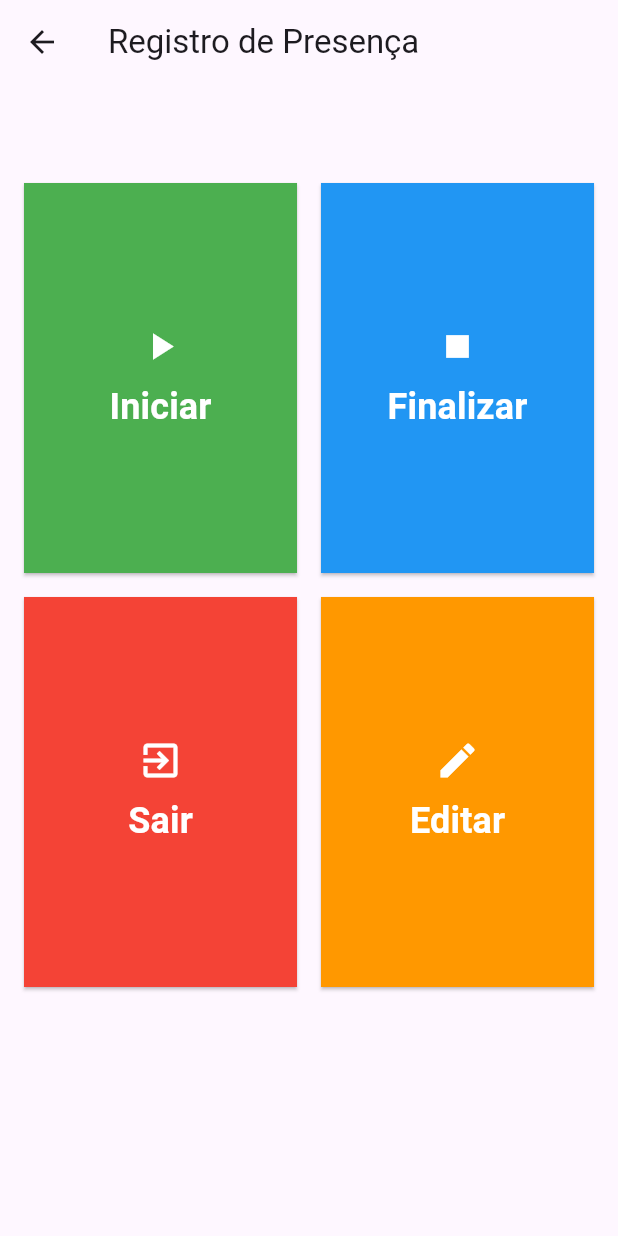
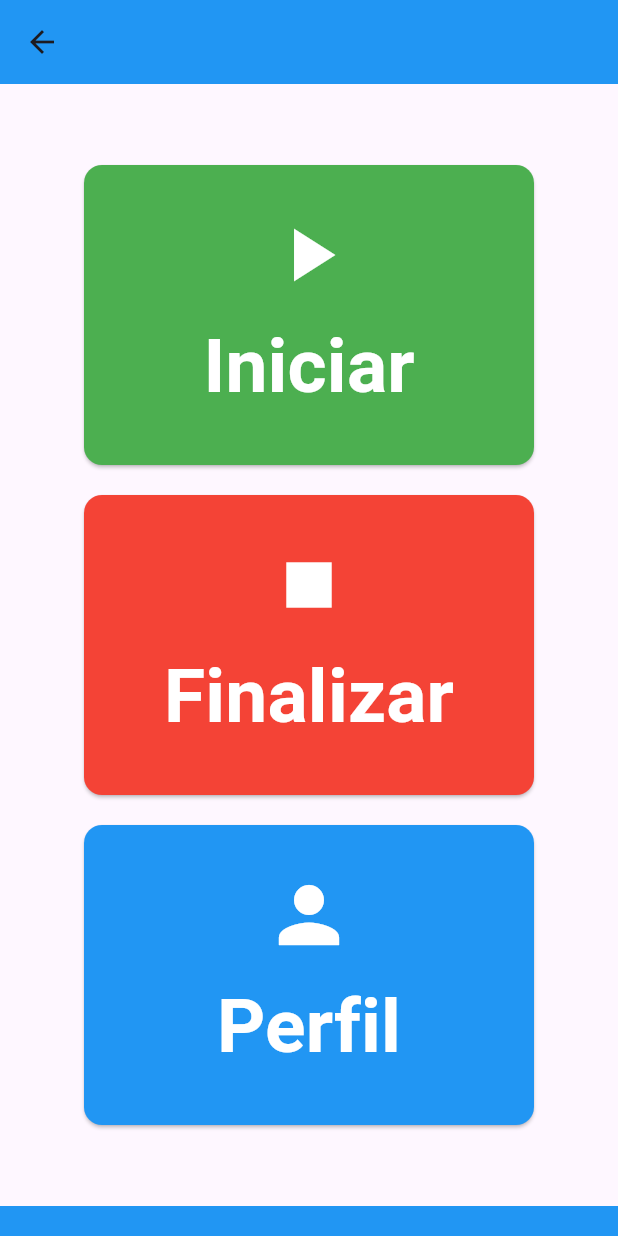
Before and after one commit to lsouza-dev/inspira-app, a Flutter app: the MenuPage screen opened directly, on a phone screen of 412 x 824 dp. Run offline on Flutter 3.47's test engine with Material 3 defaults, Android fonts, the phone set to English and light mode, and no system bars.

Commit message:
Tela de perfil e atearações da tela para scroll

```diff
--- a/lib/main.dart
+++ b/lib/main.dart
@@ -4,7 +4,7 @@ import 'package:inspiraapp/pages/menu_page.dart';
 import 'package:inspiraapp/service/navigation_service.dart';
 
 class MyApp extends StatelessWidget {
-  const MyApp({Key? key}) : super(key: key);
+  const MyApp({super.key});
 
   @override
   Widget build(BuildContext context) {
--- a/lib/pages/menu_page.dart
+++ b/lib/pages/menu_page.dart
@@ -1,28 +1,21 @@
 import 'package:flutter/material.dart';
-import 'package:inspiraapp/pages/login_page.dart';
-import 'package:inspiraapp/pages/registration_page,.dart';
-import 'package:inspiraapp/service/custom_popup.dart';
+import 'package:inspiraapp/pages/profile_page.dart';
 import 'package:inspiraapp/service/navigation_service.dart';
 
 class MenuPage extends StatelessWidget {
+  const MenuPage({super.key});
+
   @override
   Widget build(BuildContext context) {
-
-
     return Scaffold(
       appBar: AppBar(
-        title: Text('Registro de Presença'),
+        backgroundColor: Colors.blue,
       ),
       body: Center(
         child: Padding(
           padding: const EdgeInsets.all(16.0),
-          child: Container(
-            padding: const EdgeInsets.only(top: 50.0), // Adiciona padding no topo
-            child: GridView.count(
-              crossAxisCount: 2,
-              mainAxisSpacing: 16,
-              crossAxisSpacing: 16,
-              childAspectRatio: .7, // ajuste da proporção altura/largura
+          child: Column(
+            mainAxisAlignment: MainAxisAlignment.center,
             children: [
               ElevatedButton(
                 onPressed: () {
@@ -30,127 +23,89 @@ class MenuPage extends StatelessWidget {
                 },
                 style: ElevatedButton.styleFrom(
                   backgroundColor: Colors.green,
-                    shape: RoundedRectangleBorder(
-                      borderRadius: BorderRadius.zero, // bordas retas
+                  shape: const RoundedRectangleBorder(
+                    borderRadius: BorderRadius.all(Radius.circular(12)),
                   ),
+                  minimumSize: const Size(300, 200),
                 ),
                 child: Column(
                   mainAxisAlignment: MainAxisAlignment.center,
-                    children: [
+                  children: const [
                     Icon(
                       Icons.play_arrow,
                       color: Colors.white,
-                        size: 30,
+                      size: 60,
                     ),
-                      SizedBox(height: 8), // Espaço entre o ícone e o texto
+                    SizedBox(height: 8),
                     Text(
                       'Iniciar',
                       style: TextStyle(
-                          color: Colors.white, // cor da fonte
-                          fontSize: 24, // tamanho da fonte
-                          fontWeight: FontWeight.bold, // fonte mais espessa
-                        ),
-                      ),
-                    ],
-                  ),
-                ),
-                ElevatedButton(
-                  onPressed: () {
-                    // Lógica para finalizar
-                  },
-                  style: ElevatedButton.styleFrom(
-                    backgroundColor: Colors.blue,
-                    shape: RoundedRectangleBorder(
-                      borderRadius: BorderRadius.zero,
-                    ),
-                  ),
-                  child: Column(
-                    mainAxisAlignment: MainAxisAlignment.center,
-                    children: [
-                      Icon(
-                        Icons.stop,
                         color: Colors.white,
-                        size: 30,
-                      ),
-                      SizedBox(height: 8), // Espaço entre o ícone e o texto
-                      Text(
-                        'Finalizar',
-                        style: TextStyle(
-                          color: Colors.white,
-                          fontSize: 24,
+                        fontSize: 50,
                         fontWeight: FontWeight.bold,
                       ),
                     ),
                   ],
                 ),
               ),
+              const SizedBox(height: 20),
               ElevatedButton(
                 onPressed: () {
-                    CustomPopup.show(context: context,
-                     title: "Confirmação de Logout",
-                      content: "Deseja sair da sua conta? \nVocê será redirecionado à página de login. ",
-                      actions: [
-                        TextButton(
-                          child: Text("Não"),
-                          onPressed: () => {},
-                      ),
-                      TextButton(
-                        child: Text("Sim"),
-                        onPressed:() => NavigationService().navigateTo(LoginPage()),
-                      ),
-                      ]
-                    );
+                  // Lógica para finalizar
                 },
                 style: ElevatedButton.styleFrom(
                   backgroundColor: Colors.red,
-                    shape: RoundedRectangleBorder(
-                      borderRadius: BorderRadius.zero,
+                  shape: const RoundedRectangleBorder(
+                    borderRadius: BorderRadius.all(Radius.circular(12)),
                   ),
+                  minimumSize: const Size(300, 200),
                 ),
                 child: Column(
                   mainAxisAlignment: MainAxisAlignment.center,
-                    children: [
+                  children: const [
                     Icon(
-                        Icons.exit_to_app,
+                      Icons.stop,
                       color: Colors.white,
-                        size: 30,
+                      size: 60,
                     ),
-                      SizedBox(height: 8), // Espaço entre o ícone e o texto
+                    SizedBox(height: 8),
                     Text(
-                        'Sair',
+                      'Finalizar',
                       style: TextStyle(
                         color: Colors.white,
-                          fontSize: 24,
+                        fontSize: 50,
                         fontWeight: FontWeight.bold,
                       ),
                     ),
                   ],
                 ),
               ),
+              const SizedBox(height: 20),
               ElevatedButton(
                 onPressed: () {
-
+                  NavigationService().navigateTo(ProfilePage());
                 },
                 style: ElevatedButton.styleFrom(
-                    backgroundColor: Colors.orange,
-                    shape: RoundedRectangleBorder(
-                      borderRadius: BorderRadius.zero,
+                  backgroundColor: Colors.blue,
+                  shape: const RoundedRectangleBorder(
+                    borderRadius: BorderRadius.all(Radius.circular(12)),
                   ),
+                  minimumSize: const Size(300, 200),
                 ),
                 child: Column(
                   mainAxisAlignment: MainAxisAlignment.center,
-                    children: [
+                  children: const [
                     Icon(
-                        Icons.edit,
+                      Icons.person,
                       color: Colors.white,
-                        size: 30,
+                      size: 60,
                     ),
-                      SizedBox(height: 8), // Espaço entre o ícone e o texto
+                    SizedBox(height: 8),
                     Text(
-                        'Editar',
+                      'Perfil',
                       style: TextStyle(
                         color: Colors.white,
-                          fontSize: 24,
+                        fontSize: 50,
                         fontWeight: FontWeight.bold,
                       ),
                     ),
@@ -161,6 +116,9 @@ class MenuPage extends StatelessWidget {
           ),
         ),
       ),
+      bottomNavigationBar: Container(
+        height: 20, // Altura da borda inferior
+        color: Colors.blue, // Cor da borda inferior
       ),
     );
   }
```
Also changed, not shown: lib/pages/login_page.dart (+40 -34 lines), lib/pages/profile_page.dart (added, +379 -0 lines), lib/pages/registration_page,.dart (+27 -23 lines). Lines whose indentation alone changed are shown as unchanged.
